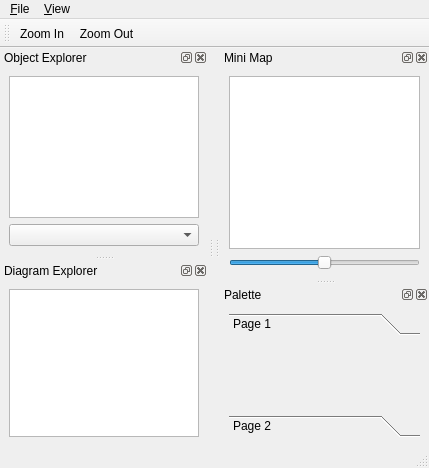
The window that branches/new-repo-experimenting/mainwindow/mainwindow.ui (qreal/qreal) describes before a commit, drawn with Qt 5.
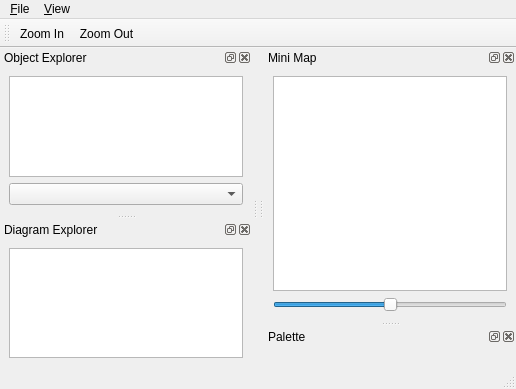
The same window after the commit. Icons and pictures are not drawn. Custom widgets are drawn as their Qt base class.

```diff
--- a/branches/new-repo-experimenting/mainwindow/mainwindow.ui
+++ b/branches/new-repo-experimenting/mainwindow/mainwindow.ui
@@ -5,8 +5,8 @@
    <rect>
     <x>0</x>
     <y>0</y>
-    <width>429</width>
-    <height>468</height>
+    <width>516</width>
+    <height>389</height>
    </rect>
   </property>
   <property name="windowTitle" >
@@ -21,8 +21,8 @@
     <rect>
      <x>0</x>
      <y>0</y>
-     <width>429</width>
-     <height>28</height>
+     <width>516</width>
+     <height>25</height>
     </rect>
    </property>
    <widget class="QMenu" name="menu_File_2" >
@@ -132,7 +132,10 @@
     <enum>Qt::Horizontal</enum>
    </property>
    <attribute name="toolBarArea" >
-    <number>4</number>
+    <enum>TopToolBarArea</enum>
+   </attribute>
+   <attribute name="toolBarBreak" >
+    <bool>false</bool>
    </attribute>
    <addaction name="actionZoom_In" />
    <addaction name="actionZoom_Out" />
@@ -153,7 +156,11 @@
       <number>6</number>
      </property>
      <item>
-      <widget class="QGraphicsView" name="minimapView" />
+      <widget class="QGraphicsView" name="minimapView" >
+       <property name="dragMode" >
+        <enum>QGraphicsView::ScrollHandDrag</enum>
+       </property>
+      </widget>
      </item>
      <item>
       <widget class="QSlider" name="minimapZoomSlider" >
@@ -187,37 +194,7 @@
       <number>6</number>
      </property>
      <item>
-      <widget class="QToolBox" name="paletteToolbox" >
-       <property name="currentIndex" >
-        <number>0</number>
-       </property>
-       <widget class="QWidget" name="page" >
-        <property name="geometry" >
-         <rect>
-          <x>0</x>
-          <y>0</y>
-          <width>102</width>
-          <height>66</height>
-         </rect>
-        </property>
-        <attribute name="label" >
-         <string>Page 1</string>
-        </attribute>
-       </widget>
-       <widget class="QWidget" name="page_2" >
-        <property name="geometry" >
-         <rect>
-          <x>0</x>
-          <y>0</y>
-          <width>96</width>
-          <height>26</height>
-         </rect>
-        </property>
-        <attribute name="label" >
-         <string>Page 2</string>
-        </attribute>
-       </widget>
-      </widget>
+      <widget class="PaletteToolbox" name="paletteToolbox" />
      </item>
     </layout>
    </widget>
@@ -266,6 +243,14 @@
   </action>
  </widget>
  <layoutdefault spacing="0" margin="0" />
+ <customwidgets>
+  <customwidget>
+   <class>PaletteToolbox</class>
+   <extends>QToolBox</extends>
+   <header>palettetoolbox.h</header>
+   <container>1</container>
+  </customwidget>
+ </customwidgets>
  <resources>
   <include location="../static.qrc" />
  </resources>
```
Left out of the diff: 77 changed lines with no effect on the pictures.
